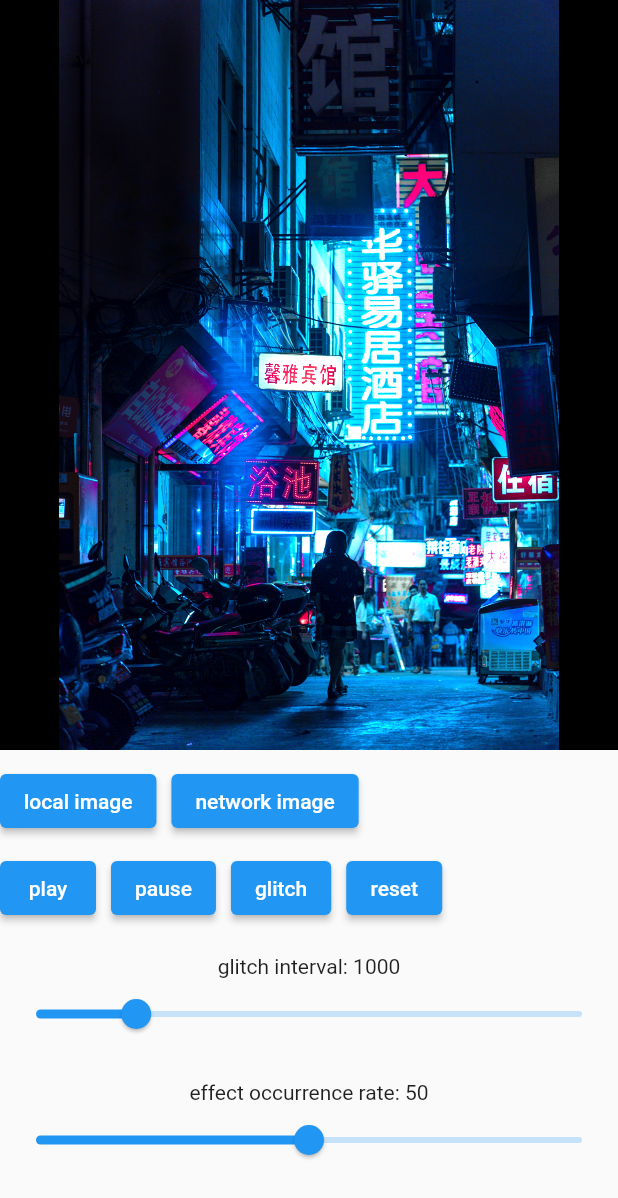
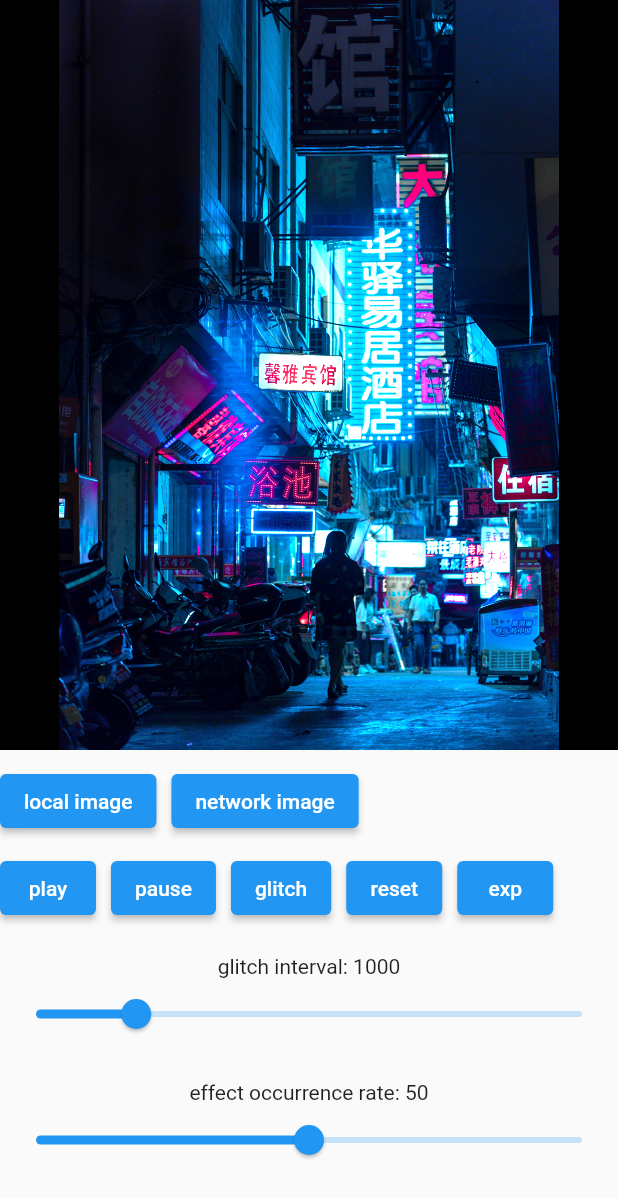
Before and after one commit to kyu-suke/f_glitch, a Flutter app: the screen it shows after launch, on a phone screen of 412 x 824 dp. Shown: the top 1198 px of the screen. Run offline on Flutter 3.47's test engine with Material 2 defaults, Android fonts, the phone set to English and light mode, and no system bars.

Commit message:
add: asImage

```diff
--- a/example/lib/main.dart
+++ b/example/lib/main.dart
@@ -1,3 +1,6 @@
+import 'dart:typed_data';
+import 'dart:ui';
+
 import 'package:f_glitch/f_glitch.dart';
 import 'package:flutter/material.dart';
 
@@ -28,6 +31,7 @@ class _MyHomePageState extends State<MyHomePage> {
   ImageProvider _imageProvider = const AssetImage('assets/sample.jpg');
   double _frequency = 1000;
   double _glitchRate = 50;
+  Uint8List? _exportedImageByte;
 
   void _changeSlider(double e) => setState(() {
         _frequency = e;
@@ -51,6 +55,7 @@ class _MyHomePageState extends State<MyHomePage> {
   Widget build(BuildContext context) {
     return Scaffold(
       body: SafeArea(
+        child: SingleChildScrollView(
           child: Column(children: [
             SizedBox(
               height: 500,
@@ -122,6 +127,20 @@ class _MyHomePageState extends State<MyHomePage> {
                   },
                   child: const Text('reset'),
                 ),
+                const SizedBox(
+                  width: 10,
+                ),
+                ElevatedButton(
+                  onPressed: () async {
+                    final image = await controller.asImage();
+                    final imageByte =
+                        await image.toByteData(format: ImageByteFormat.png);
+                    setState(() {
+                      _exportedImageByte = imageByte!.buffer.asUint8List();
+                    });
+                  },
+                  child: const Text('exp'),
+                ),
               ],
             ),
             const SizedBox(
@@ -155,10 +174,23 @@ class _MyHomePageState extends State<MyHomePage> {
                   value: _glitchRate,
                   divisions: 100,
                   onChanged: _changeGlitchSlider,
+                ),
+              ],
+            ),
+            if (_exportedImageByte != null)
+              Column(
+                children: <Widget>[
+                  const Center(child: Text("exported glitch image")),
+                  Image.memory(
+                    Uint8List.view(_exportedImageByte!.buffer),
                   )
                 ],
               ),
+            const SizedBox(
+              height: 20,
+            ),
           ]),
+        ),
       ),
     );
   }
--- a/lib/f_glitch.dart
+++ b/lib/f_glitch.dart
@@ -1,5 +1,6 @@
 import 'dart:async';
 import 'dart:math';
+import 'dart:ui' as ui;
 
 import 'package:flutter/material.dart';
 import 'package:flutter/rendering.dart';
@@ -34,7 +35,7 @@ class _FGlitchState extends State<FGlitch> {
     super.initState();
 
     WidgetsBinding.instance.addPostFrameCallback((_) {
-      widget.controller?.setHeight(_key.currentContext!.size!.height);
+      widget.controller?.setKey(_key);
       widget.controller?.addListener(rebuild);
     });
   }
@@ -90,9 +91,10 @@ class _FGlitchState extends State<FGlitch> {
 
   @override
   Widget build(BuildContext context) {
-    return NotificationListener(
+    return RepaintBoundary(
+      key: _key,
+      child: NotificationListener(
           child: Stack(
-      key: _key,
         children: [
           Container(
             color: Colors.black,
@@ -106,7 +108,8 @@ class _FGlitchState extends State<FGlitch> {
               .where((element) => element._show)
               .map((g) => _glitchWidget(g)),
         ],
-    ));
+      )),
+    );
   }
 }
 
@@ -243,7 +246,9 @@ class GlitchController extends ChangeNotifier {
 
   int _frequency = 0;
 
-  double _widgetHeight = 0;
+  GlobalKey? _key;
+
+  double get _widgetHeight => _key?.currentContext!.size!.height ?? 0;
 
   late List<_ColorChannel> _colorChannels = [];
 
@@ -315,9 +320,9 @@ class GlitchController extends ChangeNotifier {
     notifyListeners();
   }
 
-  /// Height at which the glitch effect appears. Usually, the height is the widget height.
-  void setHeight(double height) {
-    _widgetHeight = height;
+  /// Set FGlitch GlobalKey to use getting widget height and getting ui.Image.
+  void setKey(GlobalKey key) {
+    _key = key;
   }
 
   /// Height at which the glitch effect appears. Usually, the height is the widget height.
@@ -328,6 +333,16 @@ class GlitchController extends ChangeNotifier {
   /// Height at which the glitch effect appears. Usually, the height is the widget height.
   void setGlitchRate(int i) {
     glitchRate = i;
+  }
+
+  /// Getting glitched image as ui.Image
+  /// When you render as flutter web, you need to add some options as below.
+  /// --web-render canvaskit, --release, --dart-define=BROWSER_IMAGE_DECODING_ENABLED=false
+  /// e.g.) flutter run -d chrome --web-renderer canvaskit --release --dart-define=BROWSER_IMAGE_DECODING_ENABLED=false
+  Future<ui.Image> asImage() async {
+    final boundary =
+        _key!.currentContext!.findRenderObject()! as RenderRepaintBoundary;
+    return await boundary.toImage();
   }
 
   double _randomPosition(double min, double max) {
--- a/pubspec.yaml
+++ b/pubspec.yaml
@@ -2,7 +2,7 @@ name: f_glitch
 description: >
   Add glitch effect and RGB shift effect to selected image and
   change frequency of occurrence to these effects.
-version: 0.1.0
+version: 0.1.1
 homepage: https://github.com/kyu-suke/f_glitch
 
 environment:
```
Also changed, not shown: 4 other files. Lines whose indentation alone changed are shown as unchanged.
